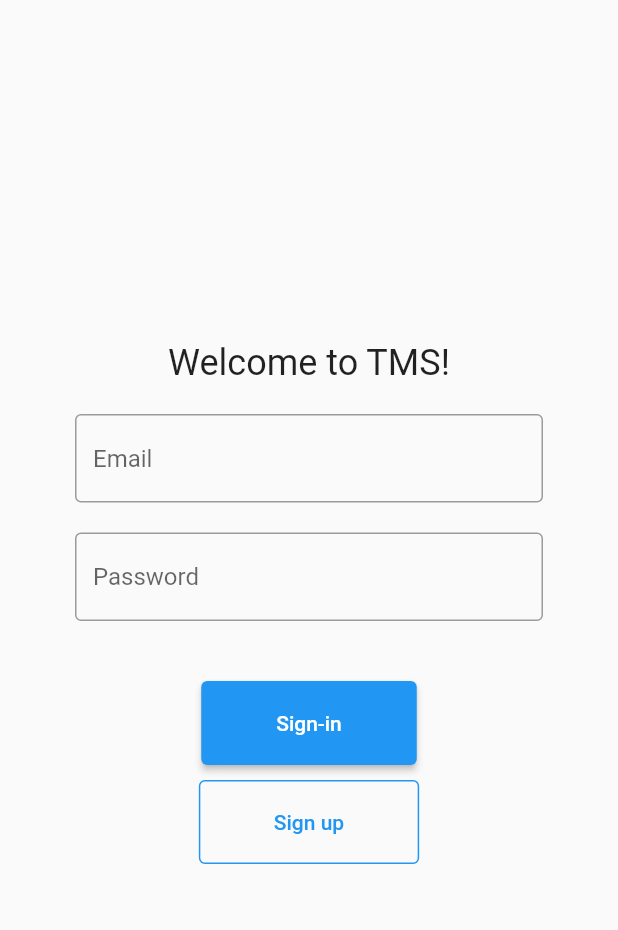
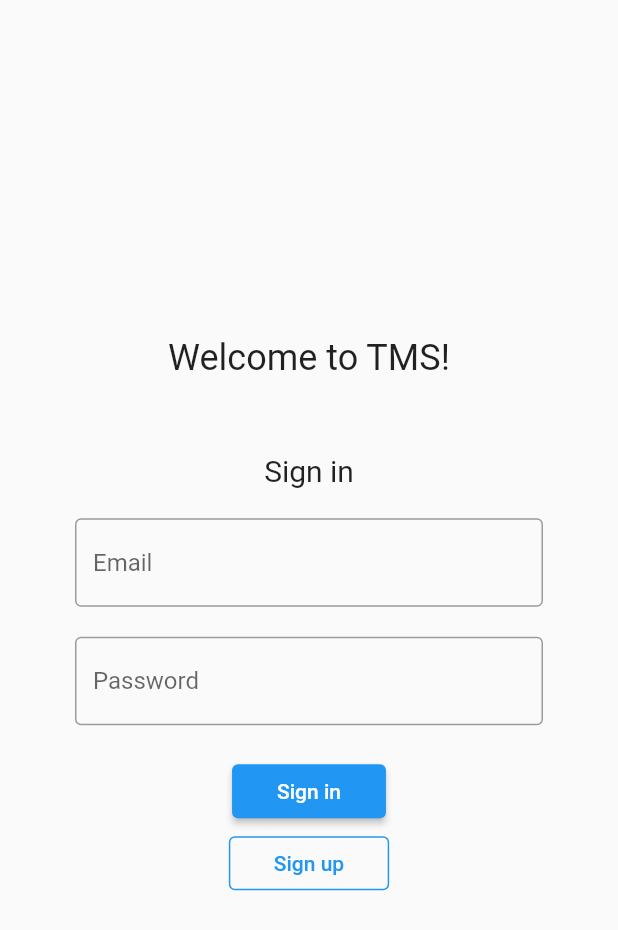
Before and after one commit to nekorush14/tms-flutter-practice, a Flutter app: the screen it shows after launch, on a phone screen of 412 x 824 dp. Shown: the top 930 px of the screen. Run offline on Flutter 3.47's test engine with Material 2 defaults, Android fonts, the phone set to English and light mode, and no system bars; our stand-ins replace firebase_auth, firebase_core, flutter_riverpod, hooks_riverpod; accounts and stored records are empty.

Commit message:
Add Sign in / Sign up page and logic with Firebase Authentication
Add page navigation for Sign up page.
Add Sign up function with username.
Add Home page view mock with displaying feature signed in user name
    and email address
Add input form validation on Sign up page

```diff
--- /dev/null
+++ b/lib/app/view_models/sign_in_page_view_model.dart
@@ -0,0 +1,33 @@
+import 'package:flutter/material.dart';
+import 'package:flutter_riverpod/flutter_riverpod.dart';
+import 'package:tms/service/controllers/authentication_controller.dart';
+import 'package:tms/providers/login_page_provider.dart';
+
+class LoginPageViewModel extends ChangeNotifier {
+  final _formKey = GlobalKey<FormState>();
+
+  get formKey => _formKey;
+
+  String email = "";
+  String password = "";
+
+  /// Update Email provider state with user inputted [email] address at called [context].
+  void updateEmail(BuildContext context, String email) {
+    // context.read(emailProvider).state = email;
+    this.email = email;
+  }
+
+  /// Update Password provider state with user inputted [password] at called [context].
+  void updatePassword(BuildContext context, String password) {
+    // context.read(passwordProvider).state = password;
+    this.password = password;
+  }
+
+  /// Sign in to the system with valid formatted [email] address and [password].
+  Future<void> signIn(AuthenticationController _auth) async {
+    if (this._formKey.currentState!.validate()) {
+      this._formKey.currentState!.save();
+      await _auth.signIn(email: email, password: password);
+    }
+  }
+}
--- a/lib/views/login_page.dart
+++ b/lib/app/views/sign_in_page.dart
@@ -1,18 +1,18 @@
 import 'package:flutter/material.dart';
 import 'package:flutter_riverpod/flutter_riverpod.dart';
-import 'package:tms/controllers/authentication_contorller.dart';
+import 'package:tms/service/controllers/authentication_controller.dart';
 import 'package:tms/providers/auth_provider.dart';
-import 'package:tms/providers/login_page_provider.dart';
-import 'package:tms/view_models/login_page_view_model.dart';
-import 'package:tms/res/strings/login.dart';
+import 'package:tms/res/strings/auth.dart';
+import 'package:tms/app/view_models/sign_in_page_view_model.dart';
+import 'package:tms/app/views/sign_up_page.dart';
 
 class LoginPage extends ConsumerWidget {
   final LoginPageViewModel _viewModel = LoginPageViewModel();
 
   @override
   Widget build(BuildContext context, ScopedReader watch) {
-    final String email = watch(emailProvider).state;
-    final String password = watch(passwordProvider).state;
+    // final String email = watch(emailProvider).state;
+    // final String password = watch(passwordProvider).state;
     final AuthenticationController _auth = watch(authServicesProvider);
 
     return Scaffold(
@@ -28,6 +28,14 @@ class LoginPage extends ConsumerWidget {
                   fontSize: 24,
                 ),
               ),
+            ),
+            Container(
+              child: Text(
+                signInButtonLabel,
+                style: TextStyle(fontSize: 20),
+              ),
+              padding: EdgeInsets.fromLTRB(50, 50, 50, 0),
+              alignment: Alignment.center,
             ),
             Container(
               child: TextFormField(
@@ -80,20 +88,24 @@ class LoginPage extends ConsumerWidget {
             ),
             Container(
               child: ElevatedButton(
-                onPressed: () => _viewModel.signIn(_auth, email, password),
+                onPressed: () => _viewModel.signIn(_auth),
                 child: Text(
-                  loginButtonLabel,
+                  signInButtonLabel,
                 ),
                 style: ElevatedButton.styleFrom(
-                  padding: EdgeInsets.symmetric(horizontal: 50, vertical: 20),
+                  padding: EdgeInsets.symmetric(horizontal: 30, vertical: 10),
                 ),
               ),
-              padding: EdgeInsets.fromLTRB(50, 20, 50, 5),
+              padding: EdgeInsets.fromLTRB(50, 0, 50, 0),
             ),
             Container(
               alignment: Alignment.center,
               child: OutlinedButton(
-                onPressed: () => _auth.signUp(email: email, password: password),
+                // onPressed: () => _auth.signUp(email: email, password: password),
+                onPressed: () {
+                  Navigator.of(context)
+                      .push(MaterialPageRoute(builder: (_) => SignUpPage()));
+                },
                 child: Text(
                   signUpButtonLabel,
                   style: TextStyle(
@@ -101,11 +113,11 @@ class LoginPage extends ConsumerWidget {
                   ),
                 ),
                 style: OutlinedButton.styleFrom(
-                  padding: EdgeInsets.symmetric(horizontal: 50, vertical: 20),
+                  padding: EdgeInsets.symmetric(horizontal: 30, vertical: 10),
                   side: BorderSide(width: 1, color: Colors.blue),
                 ),
               ),
-              padding: EdgeInsets.fromLTRB(50, 5, 50, 20),
+              padding: EdgeInsets.fromLTRB(50, 0, 50, 0),
             ),
           ],
         ),
--- a/lib/views/welcom_page.dart
+++ b/lib/app/views/welcome_page.dart
@@ -2,8 +2,8 @@ import 'package:firebase_core/firebase_core.dart';
 import 'package:flutter/material.dart';
 import 'package:flutter_riverpod/flutter_riverpod.dart';
 import 'package:tms/providers/auth_provider.dart';
-import 'package:tms/views/login_page.dart';
-import 'package:tms/views/home_page.dart';
+import 'package:tms/app/views/sign_in_page.dart';
+import 'package:tms/app/views/home_page.dart';
 
 class StartPage extends StatelessWidget {
   final Future<FirebaseApp> _initialization = Firebase.initializeApp();
--- a/lib/main.dart
+++ b/lib/main.dart
@@ -1,6 +1,6 @@
 import 'package:flutter/material.dart';
 import 'package:flutter_riverpod/flutter_riverpod.dart';
-import 'package:tms/views/welcom_page.dart';
+import 'package:tms/app/views/welcome_page.dart';
 
 void main() {
   runApp(
--- a/lib/models/user.dart
+++ b/lib/models/user.dart
@@ -1,15 +1,9 @@
-class User {
+class UserModel {
   String _name = "";
-  String _email = "";
-  String _password = "";
 
-  User(String name, String email, String password) {
+  UserModel(String name) {
     _name = name;
-    _email = email;
-    _password = password;
   }
 
   String get name => _name;
-  String get email => _email;
-  String get password => _password;
 }
--- a/lib/providers/auth_provider.dart
+++ b/lib/providers/auth_provider.dart
@@ -1,6 +1,6 @@
 import 'package:firebase_auth/firebase_auth.dart';
 import 'package:flutter_riverpod/flutter_riverpod.dart';
-import 'package:tms/controllers/authentication_contorller.dart';
+import 'package:tms/service/controllers/authentication_controller.dart';
 
 final Provider<FirebaseAuth> firebaseAuthProvider =
     Provider<FirebaseAuth>((ref) {
--- a/lib/providers/login_page_provider.dart
+++ b/lib/providers/login_page_provider.dart
@@ -1,9 +1,12 @@
 import 'package:flutter_riverpod/flutter_riverpod.dart';
+import 'package:hooks_riverpod/hooks_riverpod.dart';
 
-final emailProvider = StateProvider<String>((ref) {
+final emailProvider = StateProvider.autoDispose<String>((ref) {
   return "";
 });
 
-final passwordProvider = StateProvider<String>((ref) {
+final passwordProvider = StateProvider.autoDispose<String>((ref) {
   return "";
 });
+
+final displayNameProvider = StateProvider.autoDispose<String>((ref) => "");
--- /dev/null
+++ b/lib/res/strings/auth.dart
@@ -0,0 +1,34 @@
+// Displaying texts
+/// Welcome message for Sign in page
+const String welcomeMessage = "Welcome to TMS!";
+
+/// Hint of Display name input field for Sign up page
+const String displayNameHintText = "Name";
+
+/// Hint of Email input field for Sign in and Sign up page
+const String emailHintText = "Email";
+
+/// Hint of Password input field  for Sign in and Sign up page
+const String passwordHintText = "Password";
+
+// Button label
+/// Sign in button label
+const String signInButtonLabel = "Sign in";
+
+/// Sign up button label
+const String signUpButtonLabel = "Sign up";
+
+// Validation message
+/// Validation message of Email input field for Sign in page
+const String emailValidateMsg = "Email is required";
+
+/// Validation message of Password input field for Sign in page
+const String passWordValidateMsg = "Password is required";
+
+/// Validation message of display name input field for Sign up page
+const String displayNameValidateMsg = "Name is required";
+
+/// Validation message of Password format
+///
+/// For validating whether inputted email address includes "@" mark
+const String emailFormatValidateMsg = "Email must have '@'";
--- a/lib/res/strings/login.dart
+++ /dev/null
@@ -1,28 +0,0 @@
-// Displaying texts
-/// Welcome message for login page
-const String welcomeMessage = "Welcome to TMS!";
-
-/// Hint of Email input field for Login page
-const String emailHintText = "Email";
-
-/// Hint of Password input field  for Login page
-const String passwordHintText = "Password";
-
-// Button label
-/// Sign in button label
-const String loginButtonLabel = "Sign-in";
-
-/// Sign up button label
-const String signUpButtonLabel = "Sign up";
-
-// Validation message
-/// Validation message of Email input field for Login page
-const String emailValidateMsg = "Email is required";
-
-/// Validation message of Password input field for Login page
-const String passWordValidateMsg = "Password is required";
-
-/// Validation message of Password format
-///
-/// For validateing whether inputed email address includes "@" mark
-const String emailFormatValidateMsg = "Email must have '@'";
```
Also changed, not shown: lib/app/view_models/home_page_view_model.dart (added, +33 -0 lines), lib/app/view_models/sign_up_page_view_model.dart (added, +41 -0 lines), lib/app/views/home_page.dart (added, +68 -0 lines), lib/app/views/sign_up_page.dart (added, +139 -0 lines), lib/providers/home_page_view_model_provider.dart (added, +8 -0 lines), lib/service/controllers/authentication_controller.dart (renamed from lib/controllers/authentication_contorller.dart, +20 -4 lines), lib/view_models/counter_sample_view_model.dart (deleted, +0 -18 lines), lib/view_models/login_page_view_model.dart (deleted, +0 -28 lines), lib/views/counter_sample.dart (deleted, +0 -58 lines), lib/views/home_page.dart (deleted, +0 -27 lines), lib/app/view_models/welcome_view_model.dart (added).
